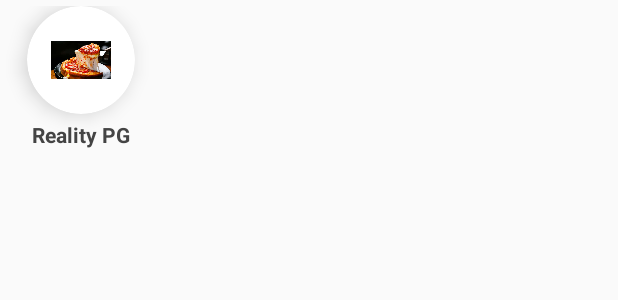
After one commit to aviavinas/Nicu-Life, an Android app: the layout view_services.xml on its own in the app's theme, with its tools: preview values and no code run, on a phone screen of 412 x 824 dp. The commit adds this screen. Shown: the top 300 px of the screen. Run offline under Robolectric (Android 15) with nearby library versions, the phone set to English and light mode, and no system bars.

Commit message:
Services added

```diff
--- /dev/null
+++ b/app/src/main/res/layout/view_services.xml
@@ -0,0 +1,44 @@
+<?xml version="1.0" encoding="utf-8"?>
+<LinearLayout
+    xmlns:android="http://schemas.android.com/apk/res/android"
+    android:layout_width="100dp"
+    android:layout_height="wrap_content"
+    android:layout_margin="4dp"
+    android:orientation="vertical">
+
+    <androidx.cardview.widget.CardView
+        xmlns:app="http://schemas.android.com/apk/res-auto"
+        android:layout_width="72dp"
+        android:layout_height="72dp"
+        android:layout_gravity="center"
+        app:cardElevation="8dp"
+        app:cardCornerRadius="100dp">
+
+        <FrameLayout
+            android:layout_width="match_parent"
+            android:layout_height="match_parent"
+            android:padding="16dp">
+
+            <ImageView
+                android:id="@+id/img"
+                android:layout_width="match_parent"
+                android:layout_height="match_parent"
+                android:src="@drawable/food" />
+
+        </FrameLayout>
+
+    </androidx.cardview.widget.CardView>
+
+    <TextView
+        android:id="@+id/name"
+        android:layout_width="match_parent"
+        style="@style/title"
+        android:textSize="14dp"
+        android:textAlignment="center"
+        android:layout_marginStart="0dp"
+        android:layout_marginEnd="0dp"
+        android:layout_marginBottom="8dp"
+        android:layout_marginTop="4dp"
+        android:text="Reality PG" />
+
+</LinearLayout>
--- a/app/src/main/res/values/styles.xml
+++ b/app/src/main/res/values/styles.xml
@@ -17,7 +17,7 @@
         <item name="android:layout_width">wrap_content</item>
         <item name="android:layout_height">wrap_content</item>
         <item name="android:textColor">@color/colorDark</item>
-        <item name="android:textSize">22sp</item>
+        <item name="android:textSize">20sp</item>
         <item name="android:textStyle">bold</item>
         <item name="android:layout_marginStart">12dp</item>
         <item name="android:layout_marginEnd">12dp</item>
```
Also changed, not shown: app/src/main/java/com/nicu/life/Recycler/Adaptor.java (+56 -0 lines), app/src/main/java/com/nicu/life/Recycler/Card.java (+30 -0 lines), app/src/main/java/com/nicu/life/Recycler/Recycler.java (+16 -0 lines), app/src/main/java/com/nicu/life/ui/room/RoomFragment.java (+9 -18 lines), app/src/main/res/layout/fragment_rooms.xml (+13 -1 lines).
